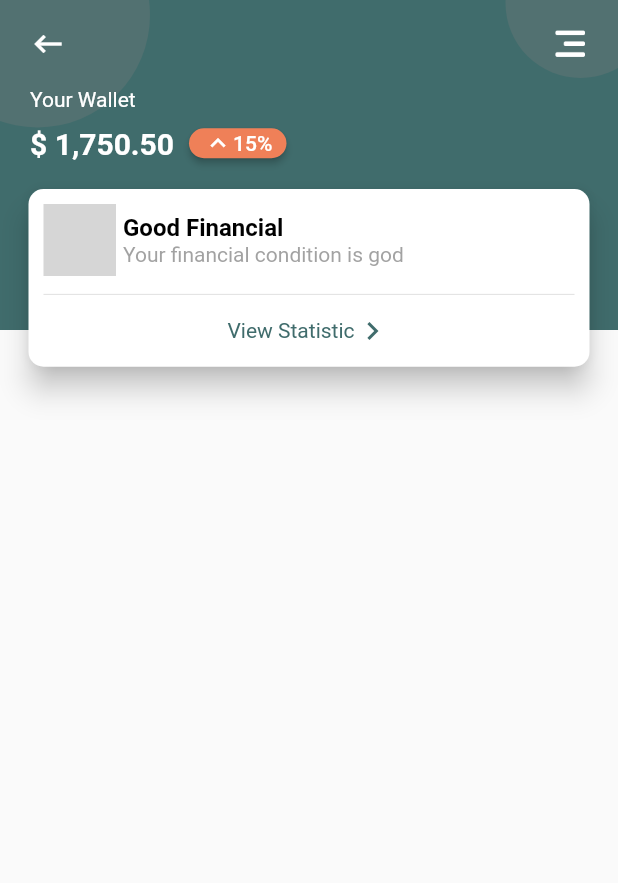
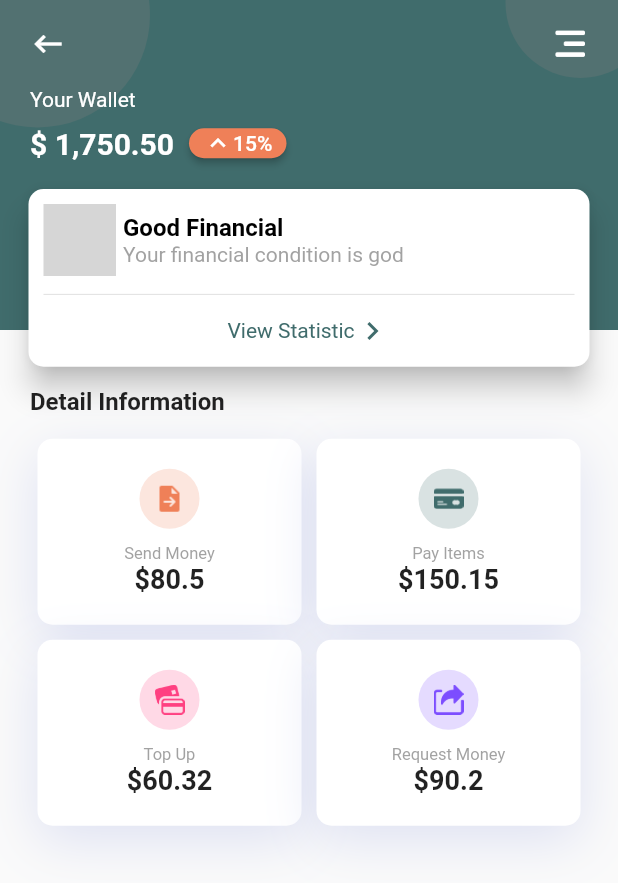
Before and after one commit to aocampol/flutter_payment_app_ui, a Flutter app: the screen it shows after launch, on a phone screen of 412 x 824 dp. Shown: the top 883 px of the screen. Run offline on Flutter 3.47's test engine with Material 2 defaults, Android fonts, the phone set to English and light mode, and no system bars; missing offline and left inert: circular_chart_flutter; statements that could not run were skipped; grey boxes are pictures that could not be loaded.

Commit message:
Seccion de informacion detallada

```diff
--- a/lib/src/pages/home_page.dart
+++ b/lib/src/pages/home_page.dart
@@ -2,6 +2,7 @@ import 'package:flutter/material.dart';
 import 'package:payment_app_ui/src/constants/constants.dart';
 import 'package:payment_app_ui/src/widgets/appbar_widget.dart';
 import 'package:payment_app_ui/src/widgets/card_condition_widget.dart';
+import 'package:payment_app_ui/src/widgets/cards_detail_widget.dart';
 import 'package:payment_app_ui/src/widgets/total_widget.dart';
 
 
@@ -20,7 +21,9 @@ class HomePage extends StatelessWidget {
               appBar(),
               total('1,750.50'),
               SizedBox(height: 15),
-              cardCondition()
+              cardCondition(),
+              SizedBox(height: 10,),
+              CardsDetail()
             ],
           )
         ],
--- a/lib/src/widgets/card_condition_widget.dart
+++ b/lib/src/widgets/card_condition_widget.dart
@@ -47,7 +47,7 @@ Widget cardCondition(){
                 mainAxisAlignment: MainAxisAlignment.center,
                 children: [
                   Text('View Statistic', style: TextStyle(color: colorPrimario, fontWeight: FontWeight.w400),),
-                  Icon(Icons.keyboard_arrow_right, color: colorPrimario,)
+                  Icon(Icons.keyboard_arrow_right, color: colorPrimario)
                 ],
               )
             )
--- /dev/null
+++ b/lib/src/widgets/cards_detail_widget.dart
@@ -0,0 +1,69 @@
+import 'package:flutter/material.dart';
+import 'package:payment_app_ui/src/constants/constants.dart';
+
+class CardsDetail extends StatelessWidget {
+  const CardsDetail({Key? key}) : super(key: key);
+
+  @override
+  Widget build(BuildContext context) {
+    return Container(
+      padding: const EdgeInsets.symmetric(horizontal: 20),
+      child: Column(
+        crossAxisAlignment: CrossAxisAlignment.start,
+        children: <Widget>[
+          Text('Detail Information', style: TextStyle(fontWeight: FontWeight.bold, fontSize: 16),),
+          SizedBox(height: 5,),
+          cardsTable(context)
+        ],
+      ),
+    );
+  }
+
+  Widget cardsTable(BuildContext context){
+    return Table(
+      children: [
+        TableRow(
+          children: [
+            _card('assets/send.png', colorSecundario, 'Send Money', 80.50),
+            _card('assets/pagar1.png', colorPrimario, 'Pay Items', 150.15),
+          ]
+        ),
+        TableRow(
+          children: [
+            _card('assets/cards.png', Colors.pinkAccent, 'Top Up', 60.32),
+            _card('assets/compartir.png', Colors.deepPurpleAccent, 'Request Money', 90.20),
+          ]
+        )
+      ],
+    );
+  }
+
+  Widget _card(String icono, Color color, String titulo, double monto) {
+    return Container(
+      margin: EdgeInsets.only(right: 5, left: 5, top: 10),
+      padding: EdgeInsets.symmetric(vertical: 20),
+      decoration: BoxDecoration(
+        borderRadius: BorderRadius.circular(10),
+        boxShadow: [
+          BoxShadow(
+            offset: Offset(0,10),
+            blurRadius: 30,
+            color: sombraColor
+          )
+        ],
+        color: Colors.white
+      ),
+      child: Column(
+        children: [
+          CircleAvatar(
+            backgroundColor: color.withOpacity(0.2),
+            child: Image.asset(icono, color: color, width: 20,),
+          ),
+          SizedBox(height: 10,),
+          Text(titulo, style: TextStyle(color: colorTextoSecundario, fontSize: 11)),
+          Text('\$$monto', style: TextStyle(fontWeight: FontWeight.bold, fontSize: 18),)
+        ]
+      ),
+    );
+  }
+}
```
